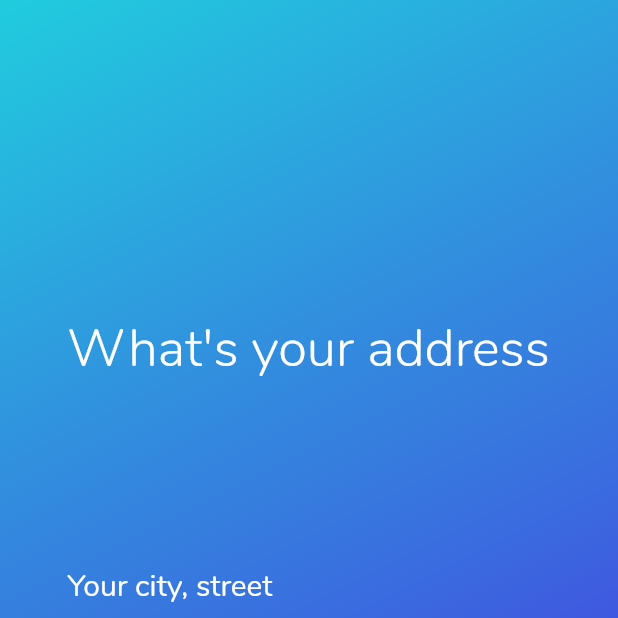
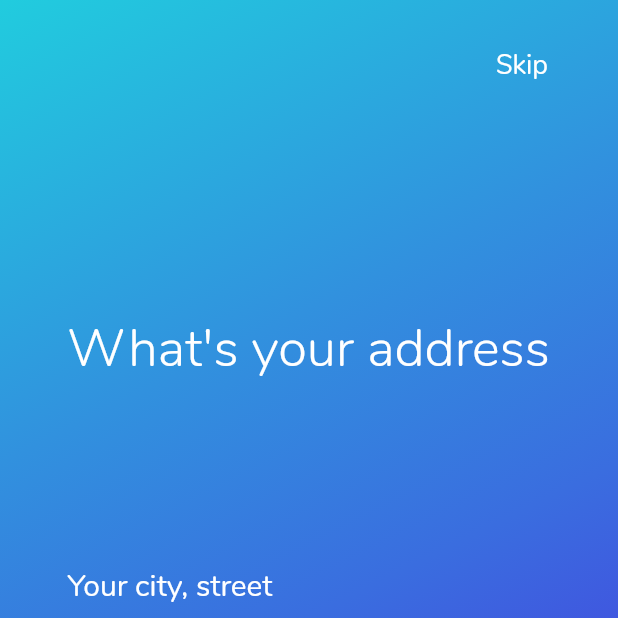
Before and after one commit to dominiquera/custodia-flutter, a Flutter app: the QuestionnaireStepAddressScreen screen opened directly, on a phone screen of 412 x 824 dp, the top half of it. Run offline on Flutter 3.47's test engine with Material 2 defaults, Android fonts, the phone set to English and light mode, and no system bars; our stand-ins replace firebase_auth, flutter_slidable, google_sign_in, gradient_app_bar, shared_preferences, sticky_headers and 1 more; missing offline and left inert: flutube; accounts and stored records are empty; network calls fail.

Commit message:
added skip button to address registration screen

```diff
--- a/lib/screens/questionnaire/step_address.dart
+++ b/lib/screens/questionnaire/step_address.dart
@@ -30,12 +30,17 @@ class _QuestionnaireStepAddressScreenState extends State<QuestionnaireStepAddres
   @override
   Widget build(BuildContext context) {
     return Scaffold(
-      body: Container(
-        decoration: BoxDecoration(
-          gradient: ThemeProvider.blueGradientDiagonal,
-        ),
-        padding: EdgeInsets.symmetric(horizontal: 45),
-        child: body(),
+      body: Stack(
+        children: <Widget>[
+          Container(
+            decoration: BoxDecoration(
+              gradient: ThemeProvider.blueGradientDiagonal,
+            ),
+            padding: EdgeInsets.symmetric(horizontal: 45),
+            child: body(),
+          ),
+          buildSkipButton()
+        ],
       ),
     );
   }
@@ -59,9 +64,9 @@ class _QuestionnaireStepAddressScreenState extends State<QuestionnaireStepAddres
             mainAxisAlignment: MainAxisAlignment.spaceBetween,
             children: <Widget>[
               BlueRoundedButton(text: "Back", onPressed:  loadPreviousStep, padding: 35),
-              BlueRoundedButton(text: "Next", onPressed: loadNextStep, padding: 35)
+              BlueRoundedButton(text: "Next", onPressed: loadNextStep, padding: 35),
             ],
-          )
+          ),
         ],
       ),
     );
@@ -75,7 +80,7 @@ class _QuestionnaireStepAddressScreenState extends State<QuestionnaireStepAddres
           TextFormField(
             validator: (value) {
               if (value.trim().isEmpty) {
-                return 'What\'s your address';
+                return 'Please enter your city and street';
               }
               return null;
             },
@@ -135,11 +140,40 @@ class _QuestionnaireStepAddressScreenState extends State<QuestionnaireStepAddres
     if (_formKey.currentState.validate()) {
       requestData["address"] = addressTextController.text;
       requestData["zip_code"] = zipTextController.text;
-
       Navigator.push(
         context,
         MaterialPageRoute(builder: (context) => QuestionnaireStepSummaryScreen(requestData: requestData)),
       );
     }
   }
+
+  Widget buildSkipButton() {
+    return Positioned(
+      top: 20,
+      right: 20,
+      child: SafeArea(
+        child: FlatButton(
+          child: Text(
+            "Skip",
+            style: TextStyle(
+              fontSize: 18,
+              color: Colors.white,
+            )
+          ),
+          onPressed: skipStep
+        ),
+      ),
+    );
+  }
+
+  void skipStep() {
+    // TODO change to empty string after backend check removed
+    requestData["address"] = "-";
+    requestData["zip_code"] = "-";
+
+    Navigator.push(
+      context,
+      MaterialPageRoute(builder: (context) => QuestionnaireStepWhoNeedsScreen(requestData: requestData)),
+    );
+  }
 }
--- a/pubspec.yaml
+++ b/pubspec.yaml
@@ -29,6 +29,8 @@ dependencies:
   http: ^0.12.0+2
   intl: ^0.16.0
   flutter_launcher_icons: ^0.7.4
+  drop_cap_text: ^1.0.7
+  sticky_headers: ^0.1.8+1
 
   # The following adds the Cupertino Icons font to your application.
   # Use with the CupertinoIcons class for iOS style icons.
```
Also changed, not shown: lib/screens/dashboard/dashboard.dart (+48 -30 lines), pubspec.lock, 1 other file.
